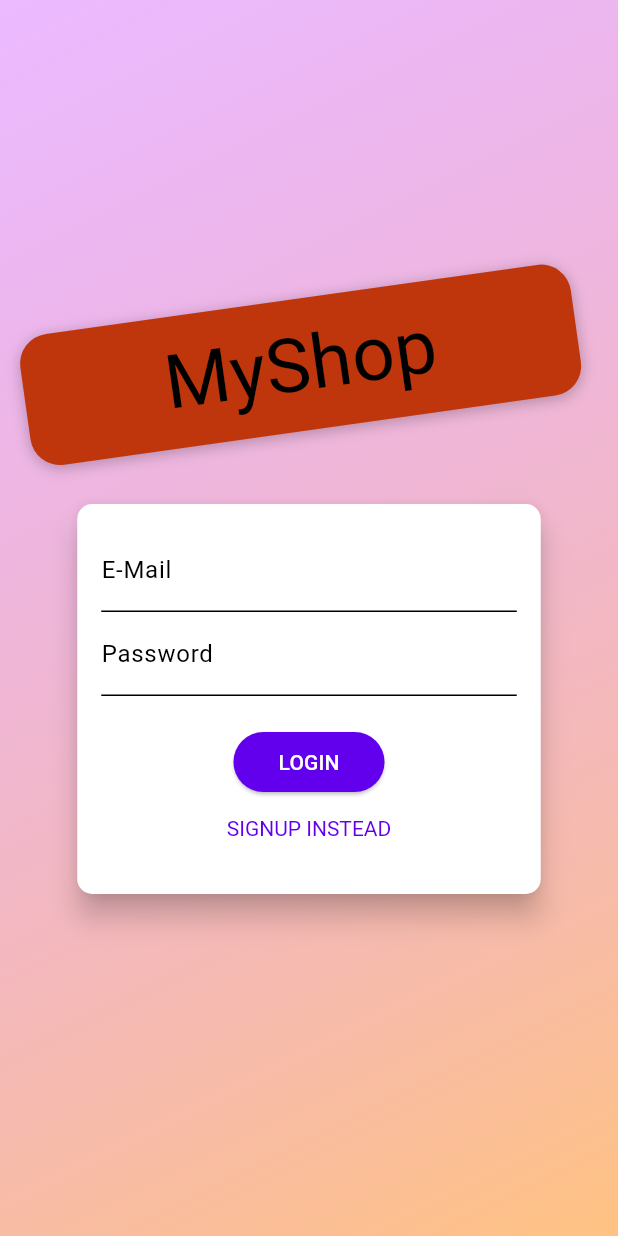
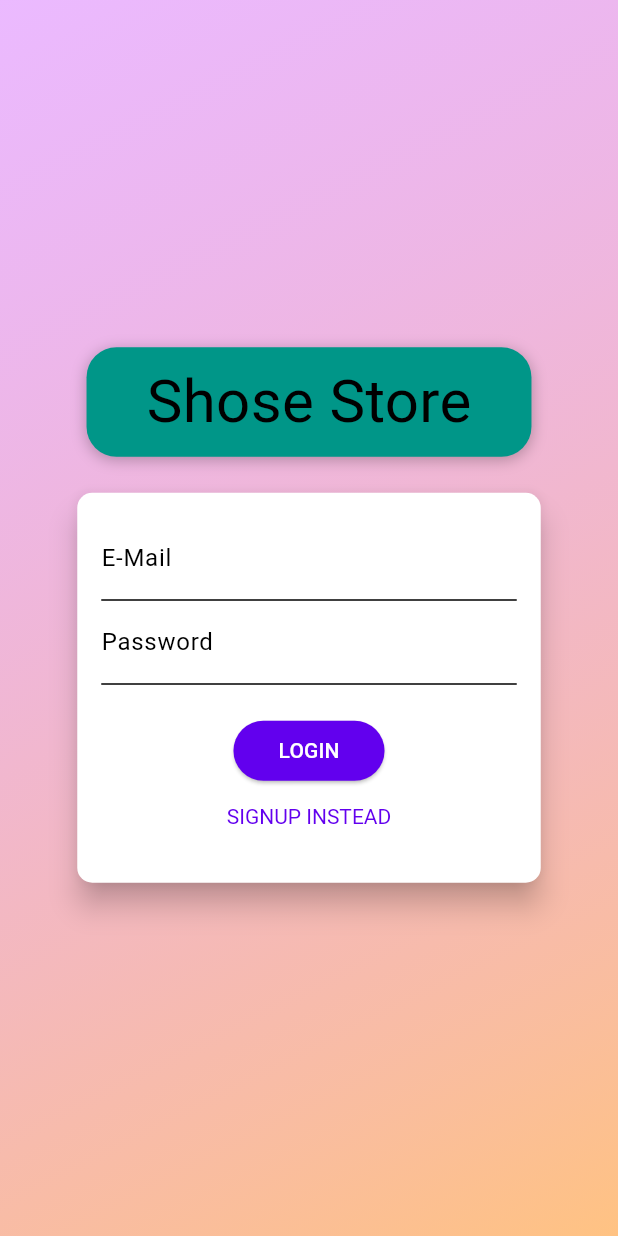
Before and after one commit to 23-24Sem2-Courses/ct48402-project-LeThiHongNgoc, a Flutter app: the screen it shows after launch, on a phone screen of 412 x 824 dp. Run offline on Flutter 3.47's test engine with Material 3 defaults, Android fonts, the phone set to English and light mode, and no system bars; our stand-ins replace flutter_dotenv, shared_preferences; Roboto replaces fonts that are missing (Anton).

Commit message:
ket noi csdl san pham

```diff
--- a/lib/main.dart
+++ b/lib/main.dart
@@ -10,11 +10,11 @@ Future<void> main() async {
 }
 
 class MyApp extends StatelessWidget {
-  const MyApp({super.key});
+  const MyApp({Key? key});
 
   @override
   Widget build(BuildContext context) {
-    final themData = ThemeData(
+    final themeData = ThemeData(
       fontFamily: 'Roboto',
       primaryColor: Colors.teal,
       primaryColorDark: const Color(0xff022840),
@@ -32,8 +32,13 @@ class MyApp extends StatelessWidget {
 
     return MultiProvider(
       providers: [
-        ChangeNotifierProvider(
+        ChangeNotifierProvider(create: (context) => AuthManager()),
+        ChangeNotifierProxyProvider<AuthManager, ProductsManager>(
           create: (ctx) => ProductsManager(),
+          update: (ctx, authManager, productsManager) {
+            productsManager!.authToken = authManager.authToken;
+            return productsManager;
+          },
         ),
         ChangeNotifierProvider(
           create: (ctx) => CartManager(),
@@ -41,19 +46,18 @@ class MyApp extends StatelessWidget {
         ChangeNotifierProvider(
           create: (ctx) => OrdersManager(),
         ),
-        ChangeNotifierProvider(create: (context) => AuthManager()),
+
       ],
-      child: Consumer<AuthManager>(
-        builder: (ctx, authManager, child) {
+      child: Consumer<AuthManager>(builder: (ctx, authManager, child) {
         return MaterialApp(
-            title: 'MyShop',
+          title: 'Shose Store',
           debugShowCheckedModeBanner: false,
-            theme: themData,
+          theme: themeData,
           home: authManager.isAuth
               ? const SafeArea(child: HomeScreen())
               : FutureBuilder(
                   future: authManager.tryAutoLogin(),
-                  builder: (ctx, snapshot){
+                  builder: (ctx, snapshot) {
                     return snapshot.connectionState == ConnectionState.waiting
                       ? const SafeArea(child: SplashScreen())
                       : const SafeArea(child: AuthScreen());
@@ -73,17 +77,20 @@ class MyApp extends StatelessWidget {
           },
           onGenerateRoute: (settings) {
             if (settings.name == ProductDetailScreen.routeName) {
-                final productId = settings.arguments as String;
+              final productId = settings.arguments as String?;
+              if (productId != null) {
+                final product = ctx.read<ProductsManager>().findById(productId);
+                if (product != null) {
                   return MaterialPageRoute(
                     settings: settings,
                     builder: (ctx) {
                       return SafeArea(
-                      child: ProductDetailScreen(
-                        ProductsManager().findById(productId)!,
-                      ),
+                        child: ProductDetailScreen(product),
                       );
                     },
                   );
+                }
+              }
                 }
 
             if (settings.name == EditProductScreen.routeName) {
@@ -103,8 +110,7 @@ class MyApp extends StatelessWidget {
             return null;
           },
         );
-        }
-      ),
+      }),
     );
   }
 }
--- a/lib/services/firebase_service.dart
+++ b/lib/services/firebase_service.dart
@@ -16,7 +16,7 @@ abstract class FirebaseService {
   FirebaseService([AuthToken? authToken])
       : _token = authToken?.token,
         _userId = authToken?.userId {
-    databaseUrl = dotenv.env['FIREBASE_URL'];
+    databaseUrl = dotenv.env['FIREBASE_RTDB_URL'];
   }
 
   set authToken(AuthToken? authToken) {
--- a/lib/ui/auth/app_banner.dart
+++ b/lib/ui/auth/app_banner.dart
@@ -1,5 +1,3 @@
-import 'dart:math';
-
 import 'package:flutter/material.dart';
 
 class AppBanner extends StatelessWidget {
@@ -13,12 +11,12 @@ class AppBanner extends StatelessWidget {
       margin: const EdgeInsets.only(bottom: 20.0),
       padding: const EdgeInsets.symmetric(
         vertical: 8.0,
-        horizontal: 94.0,
+        horizontal: 40.0,
       ),
-      transform: Matrix4.rotationZ(-8 * pi / 180)..translate(-10.0),
+      //transform: Matrix4.rotationZ(-8 * pi / 180)..translate(-10.0),
       decoration: BoxDecoration(
         borderRadius: BorderRadius.circular(20),
-        color: Colors.deepOrange.shade900,
+        color: Colors.teal,
         boxShadow: const [
           BoxShadow(
             blurRadius: 8,
@@ -27,11 +25,11 @@ class AppBanner extends StatelessWidget {
           )
         ],
       ),
-      child: Text(
-        'MyShop',
+      child: const Text(
+        'Shose Store',
         style: TextStyle(
-          color: Theme.of(context).textTheme.titleLarge?.color,
-          fontSize: 50,
+          color: Colors.black,
+          fontSize: 40,
           fontFamily: 'Anton',
           fontWeight: FontWeight.normal,
         ),
--- a/lib/ui/auth/auth_screen.dart
+++ b/lib/ui/auth/auth_screen.dart
@@ -10,7 +10,7 @@ class AuthScreen extends StatelessWidget {
 
   @override
   Widget build(BuildContext context) {
-    final deviceSize = MediaQuery.sizeOf(context);
+    final deviceSize = MediaQuery.of(context).size;
     return Scaffold(
       // resizeToAvoidBottomInset: false,
       body: Stack(
--- a/lib/ui/products/products_manager.dart
+++ b/lib/ui/products/products_manager.dart
@@ -1,56 +1,87 @@
 import 'package:flutter/material.dart';
 import '../../models/product.dart';
+import '../../models/auth_token.dart';
+import '../../services/products_service.dart';
 
 class ProductsManager with ChangeNotifier {
-  final List<Product> _items = [
-    Product(
-      id: 'p1',
-      title: 'Shoes 1',
-      description: 'A red shirt - it is pretty red!',
-      price: 29.99,
-      imageUrl: 'assets/images/products/product_1.png',
-      isFavorite: true,
-    ),
-    Product(
-      id: 'p2',
-      title: 'Shoes 2',
-      description: 'A nice pair of trousers.',
-      price: 59.99,
-      imageUrl: 'assets/images/products/product_2.png',
-    ),
-    Product(
-      id: 'p3',
-      title: 'Shoes 3',
-      description: 'Warm and cozy - exactly what you need for the winter.',
-      price: 19.99,
-      imageUrl: 'assets/images/products/product_3.png',
-    ),
-    Product(
-      id: 'p4',
-      title: 'Shoes 4',
-      description: 'Prepare any meal you want.',
-      price: 49.99,
-      imageUrl: 'assets/images/products/product_4.png',
-      isFavorite: true,
-    ),
-    Product(
-      id: 'p5',
-      title: 'Shoes 5',
-      description: 'Prepare any meal you want.',
-      price: 49.99,
-      imageUrl: 'assets/images/products/product_5.png',
-      isFavorite: true,
-    ),
-    Product(
-      id: 'p6',
-      title: 'Shoes 6',
-      description: 'Prepare any meal you want.',
-      price: 49.99,
-      imageUrl: 'assets/images/products/product_6.png',
-      isFavorite: true,
-    ),
-  ];
+  // final List<Product> _items = [
+  //   Product(
+  //     id: 'p1',
+  //     title: 'Shoes 1',
+  //     description: 'A red shirt - it is pretty red!',
+  //     price: 29.99,
+  //     imageUrl: 'assets/images/products/product_1.png',
+  //     isFavorite: true,
+  //   ),
+  //   Product(
+  //     id: 'p2',
+  //     title: 'Shoes 2',
+  //     description: 'A nice pair of trousers.',
+  //     price: 59.99,
+  //     imageUrl: 'assets/images/products/product_2.png',
+  //   ),
+  //   Product(
+  //     id: 'p3',
+  //     title: 'Shoes 3',
+  //     description: 'Warm and cozy - exactly what you need for the winter.',
+  //     price: 19.99,
+  //     imageUrl: 'assets/images/products/product_3.png',
+  //   ),
+  //   Product(
+  //     id: 'p4',
+  //     title: 'Shoes 4',
+  //     description: 'Prepare any meal you want.',
+  //     price: 49.99,
+  //     imageUrl: 'assets/images/products/product_4.png',
+  //     isFavorite: true,
+  //   ),
+  //   Product(
+  //     id: 'p5',
+  //     title: 'Shoes 5',
+  //     description: 'Prepare any meal you want.',
+  //     price: 49.99,
+  //     imageUrl: 'assets/images/products/product_5.png',
+  //     isFavorite: true,
+  //   ),
+  //   Product(
+  //     id: 'p6',
+  //     title: 'Shoes 6',
+  //     description: 'Prepare any meal you want.',
+  //     price: 49.99,
+  //     imageUrl: 'assets/images/products/product_6.png',
+  //     isFavorite: true,
+  //   ),
+  // ];
 
+  List<Product> _items = [];
+  final ProductsService _productsService;
+
+  ProductsManager([AuthToken? authToken])
+      : _productsService= ProductsService(authToken);
+
+  set authToken(AuthToken? authToken) {
+    _productsService.authToken = authToken;
+  }
+
+  Future<void> fetchProducts() async {
+    _items = await _productsService.fetchProducts();
+    notifyListeners();
+  }
+
+  Future<void> fetchUserProducts() async {
+    _items = await _productsService.fetchProducts(
+      filteredByUser: true,
+    );
+    notifyListeners();
+  }
+
+  Future<void> addProduct(Product product) async {
+    final newProduct = await _productsService.addProduct(product);
+    if (newProduct != null){
+      _items.add(newProduct);
+      notifyListeners();
+    }
+  }
   int get itemCount {
     return _items.length;
   }
@@ -71,14 +102,14 @@ class ProductsManager with ChangeNotifier {
     }
   }
 
-  void addProduct(Product product) {
-    _items.add(
-      product.copyWith(
-        id: 'p${DateTime.now().toIso8601String()}',
-      ),
-    );
-    notifyListeners();
-  }
+  // void addProduct(Product product) {
+  //   _items.add(
+  //     product.copyWith(
+  //       id: 'p${DateTime.now().toIso8601String()}',
+  //     ),
+  //   );
+  //   notifyListeners();
+  // }
 
   void updateProduct(Product product) {
     final index = _items.indexWhere((item) => item.id == product.id);
```
Also changed, not shown: lib/models/product.dart (+17 -0 lines), lib/services/products_service.dart (added, +62 -0 lines), lib/ui/user/user_product_screen.dart (+16 -1 lines), 1 other file. Lines whose indentation alone changed are shown as unchanged.
